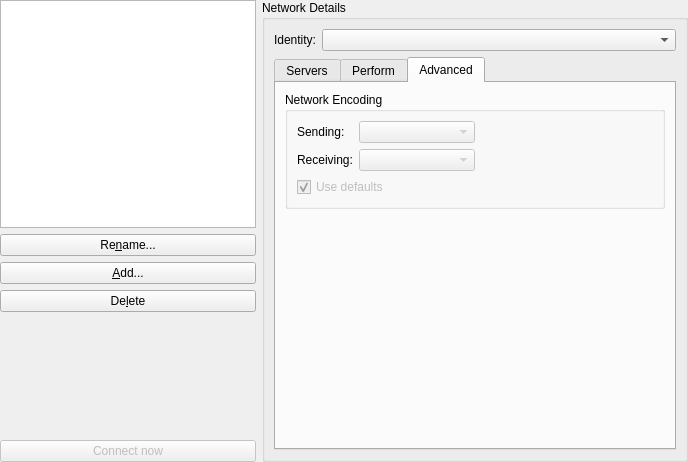
This is src/qtui/settingspages/networkssettingspage.ui in quassel/quassel as Qt 5 draws it before an edit. The edited form follows.
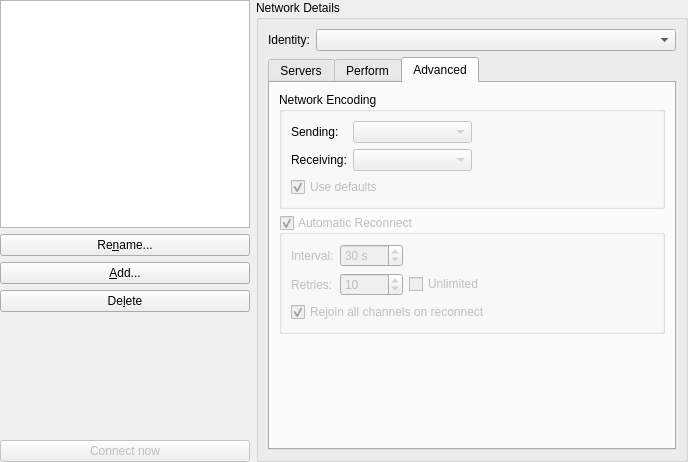
This is the edited form. The open tabs and pages were chosen to show the change. Icons and pictures are not drawn.

Commit message: Some new UI elements for configuring network reconnects. EgS, that should be put into network settings as well then...

What changed in the file:
```diff
--- a/src/qtui/settingspages/networkssettingspage.ui
+++ b/src/qtui/settingspages/networkssettingspage.ui
@@ -134,7 +134,7 @@
      <item>
       <widget class="QGroupBox" name="detailsBox" >
        <property name="sizePolicy" >
-        <sizepolicy vsizetype="Preferred" hsizetype="Preferred" >
+        <sizepolicy vsizetype="Preferred" hsizetype="Expanding" >
          <horstretch>10</horstretch>
          <verstretch>0</verstretch>
         </sizepolicy>
@@ -512,6 +512,102 @@
               </layout>
              </widget>
             </item>
+            <item>
+             <widget class="QGroupBox" name="autoReconnect" >
+              <property name="enabled" >
+               <bool>false</bool>
+              </property>
+              <property name="title" >
+               <string>Automatic Reconnect</string>
+              </property>
+              <property name="checkable" >
+               <bool>true</bool>
+              </property>
+              <layout class="QVBoxLayout" >
+               <item>
+                <layout class="QHBoxLayout" >
+                 <item>
+                  <layout class="QGridLayout" >
+                   <item row="0" column="0" >
+                    <widget class="QLabel" name="label_7" >
+                     <property name="text" >
+                      <string>Interval:</string>
+                     </property>
+                    </widget>
+                   </item>
+                   <item row="0" column="1" >
+                    <widget class="QSpinBox" name="reconnectInterval" >
+                     <property name="suffix" >
+                      <string> s</string>
+                     </property>
+                     <property name="minimum" >
+                      <number>10</number>
+                     </property>
+                     <property name="maximum" >
+                      <number>3600</number>
+                     </property>
+                     <property name="value" >
+                      <number>30</number>
+                     </property>
+                    </widget>
+                   </item>
+                   <item row="1" column="0" >
+                    <widget class="QLabel" name="label_8" >
+                     <property name="text" >
+                      <string>Retries:</string>
+                     </property>
+                    </widget>
+                   </item>
+                   <item row="1" column="1" >
+                    <widget class="QSpinBox" name="reconnectRetries" >
+                     <property name="minimum" >
+                      <number>1</number>
+                     </property>
+                     <property name="maximum" >
+                      <number>999</number>
+                     </property>
+                     <property name="value" >
+                      <number>10</number>
+                     </property>
+                    </widget>
+                   </item>
+                   <item row="1" column="2" >
+                    <widget class="QCheckBox" name="unlimitedRetries" >
+                     <property name="text" >
+                      <string>Unlimited</string>
+                     </property>
+                    </widget>
+                   </item>
+                  </layout>
+                 </item>
+                 <item>
+                  <spacer>
+                   <property name="orientation" >
+                    <enum>Qt::Horizontal</enum>
+                   </property>
+                   <property name="sizeHint" >
+                    <size>
+                     <width>40</width>
+                     <height>20</height>
+                    </size>
+                   </property>
+                  </spacer>
+                 </item>
+                </layout>
+               </item>
+               <item>
+                <widget class="QCheckBox" name="rejoinOnReconnect" >
+                 <property name="text" >
+                  <string>Rejoin all channels on reconnect</string>
+                 </property>
+                 <property name="checked" >
+                  <bool>true</bool>
+                 </property>
+                </widget>
+               </item>
+              </layout>
+             </widget>
+            </item>
             <item>
              <spacer>
               <property name="orientation" >
@@ -519,7 +615,7 @@
               </property>
               <property name="sizeHint" >
                <size>
-                <width>375</width>
+                <width>386</width>
                 <height>31</height>
                </size>
               </property>
```
Left out of the diff: 36 changed lines with no effect on the pictures.
